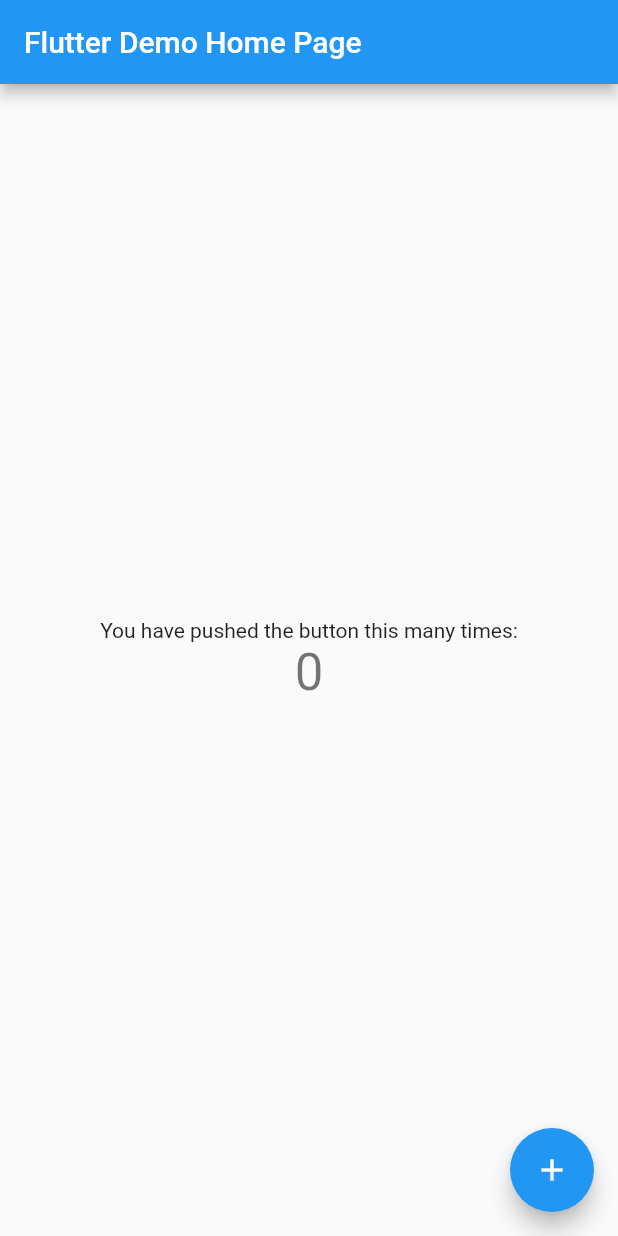
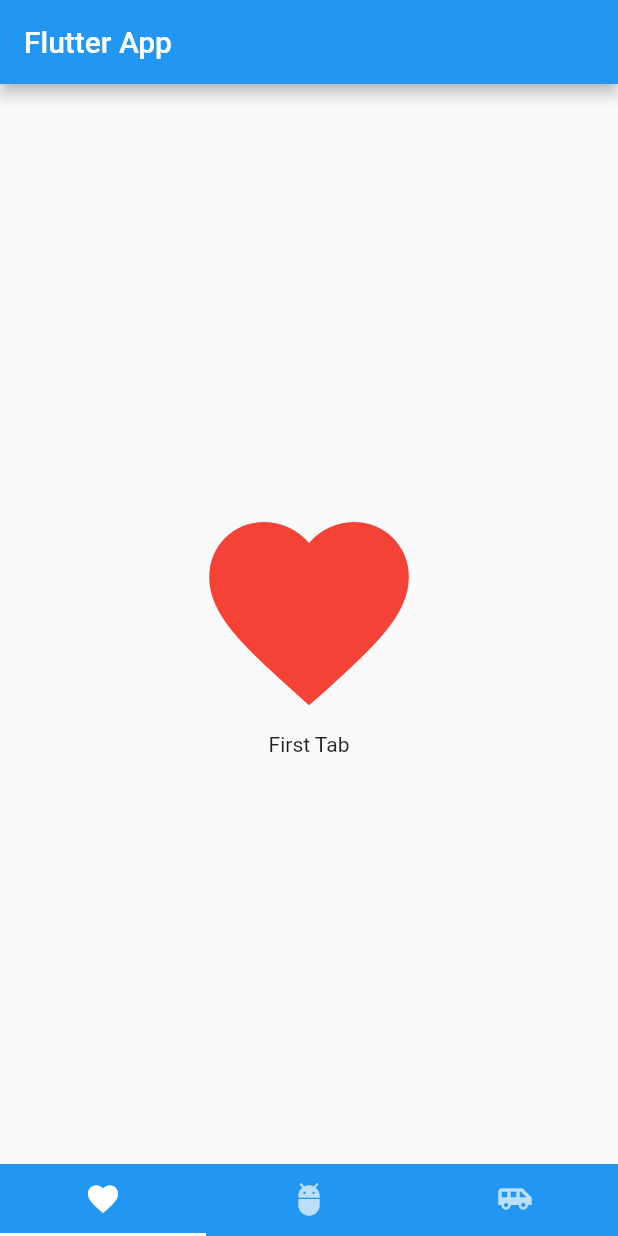
Before and after one commit to cafehaus/flutter_app, a Flutter app: the screen it shows after launch, on a phone screen of 412 x 824 dp. Run offline on Flutter 3.47's test engine with Material 2 defaults, Android fonts, the phone set to English and light mode, and no system bars.

Commit message:
feat：新增tab页面

```diff
--- a/lib/main.dart
+++ b/lib/main.dart
@@ -1,9 +1,96 @@
 import 'package:flutter/material.dart';
+// import 'package:flutter/src/material/tab_controller.dart';
+import 'package:flutter_app/tabs/first.dart';
+import 'package:flutter_app/tabs/second.dart';
+import 'package:flutter_app/tabs/third.dart';
 
 void main() {
-  runApp(const MyApp());
+  runApp(MaterialApp(
+    title: "flutter_app",
+    home: MyHome()
+  ));
 }
 
+class MyHome extends StatefulWidget {
+  @override
+  MyHomeState createState() => MyHomeState();
+}
+
+class MyHomeState extends State<MyHome> with SingleTickerProviderStateMixin {
+  late TabController controller;
+
+  @override
+  void initState() {
+    super.initState();
+    controller = TabController(
+      initialIndex: 0,
+      length: 3,
+      vsync: this
+    );
+  }
+
+  @override
+  void dispose() {
+    controller.dispose();
+    super.dispose();
+  }
+
+  TabBar getTabBar() {
+    return TabBar(
+      tabs: <Tab>[
+        Tab(
+          icon: Icon(Icons.favorite)
+        ),
+        Tab(
+          icon: Icon(Icons.adb)
+        ),
+        Tab(
+          icon: Icon(Icons.airport_shuttle)
+        ),
+      ],
+      controller: controller,
+    );
+  }
+
+  TabBarView getTabBarView(var tabs) {
+    return TabBarView(
+      children: tabs,
+      controller: controller,
+    );
+  }
+
+  @override
+  Widget build(BuildContext context) {
+    return Scaffold(
+      appBar: AppBar(
+        title: Text("Flutter App"),
+        backgroundColor: Colors.blue,
+        // bottom: getTabBar()
+      ),
+      body: TabBarView(
+        children: <Widget>[First(), Second(), Third()],
+        controller: controller,
+      ),
+      bottomNavigationBar: Material(
+        color: Colors.blue,
+        child: TabBar(
+          tabs: <Tab>[
+            Tab(
+              icon: Icon(Icons.favorite),
+            ),
+            Tab(
+              icon: Icon(Icons.adb),
+            ),
+            Tab(
+              icon: Icon(Icons.airport_shuttle),
+            ),
+          ],
+          controller: controller
+        )
+      ),
+    );
+  }
+}
 class MyApp extends StatelessWidget {
   const MyApp({super.key});
 
--- /dev/null
+++ b/lib/tabs/first.dart
@@ -0,0 +1,23 @@
+import 'package:flutter/material.dart';
+
+class First extends StatelessWidget {
+  @override
+  Widget build(BuildContext context) {
+    return Container(
+      child: Center(
+        child: Column(
+          // center the children
+          mainAxisAlignment: MainAxisAlignment.center,
+          children: <Widget>[
+            Icon(
+              Icons.favorite,
+              size: 160.0,
+              color: Colors.red,
+            ),
+            Text("First Tab")
+          ],
+        ),
+      ),
+    );
+  }
+}
```
Also changed, not shown: lib/pages/tabbar/home/index.dart (added, +22 -0 lines), lib/pages/tabbar/hot/index.dart (added, +22 -0 lines), lib/pages/tabbar/index.dart (added, +9 -0 lines), lib/tabs/second.dart (added, +23 -0 lines), lib/tabs/third.dart (added, +23 -0 lines), lib/routes/router.dart (added).
